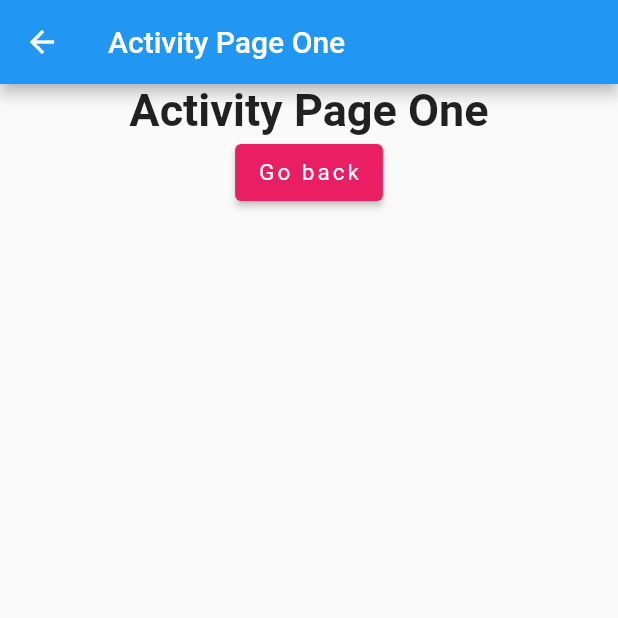
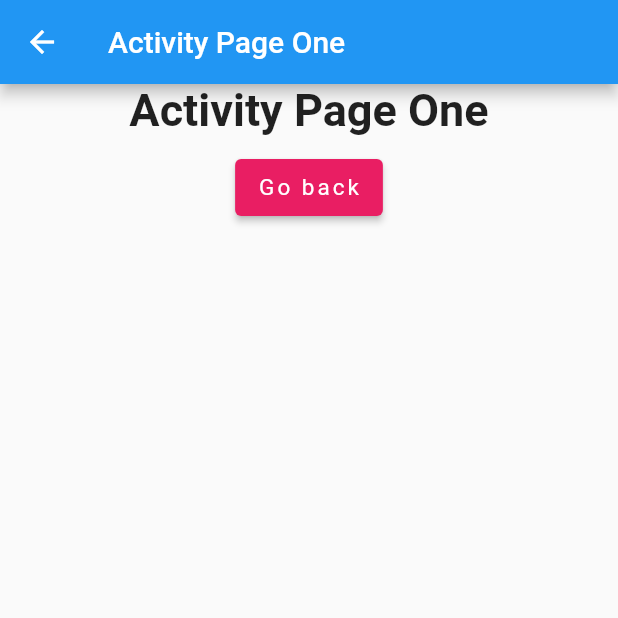
Before and after one commit to Ridoy-paul/flutter-components, a Flutter app: the screen it shows after launch, after a tap on "Go Activity 1", on a phone screen of 412 x 824 dp, the top half of it. Run offline on Flutter 3.47's test engine with Material 2 defaults, Android fonts, the phone set to English and light mode, and no system bars.

Commit message:
Simple navigation output added.

```diff
--- a/lib/main.dart
+++ b/lib/main.dart
@@ -52,9 +52,11 @@ class HomePage extends StatelessWidget{
         ],
       ),
       body: SafeArea(
+        child: Center(
           child: Column(
             crossAxisAlignment: CrossAxisAlignment.start,
             children: [
+              SizedBox(height: 40),
               ElevatedButton(
                   onPressed: () {
                     Navigator.push(context, MaterialPageRoute(builder: (context) =>ActivityOne()));
@@ -70,6 +72,7 @@ class HomePage extends StatelessWidget{
               ),
 
             ],
+          ),
         ),
       ),
     );
@@ -97,9 +100,10 @@ class ActivityOne extends StatelessWidget {
                   fontWeight: FontWeight.bold,
                 ),
               ),
+              SizedBox(height: 10,),
               ElevatedButton(
                   onPressed: (){
-
+                    Navigator.pop(context);
                   },
                   child: Text("Go back"),
               ),
```
Also changed, not shown: images/grid-view-output.png (deleted), images/simple-navigation-output-1.png (added), images/simple-output.png (added), 1 other file. Lines whose indentation alone changed are shown as unchanged.
